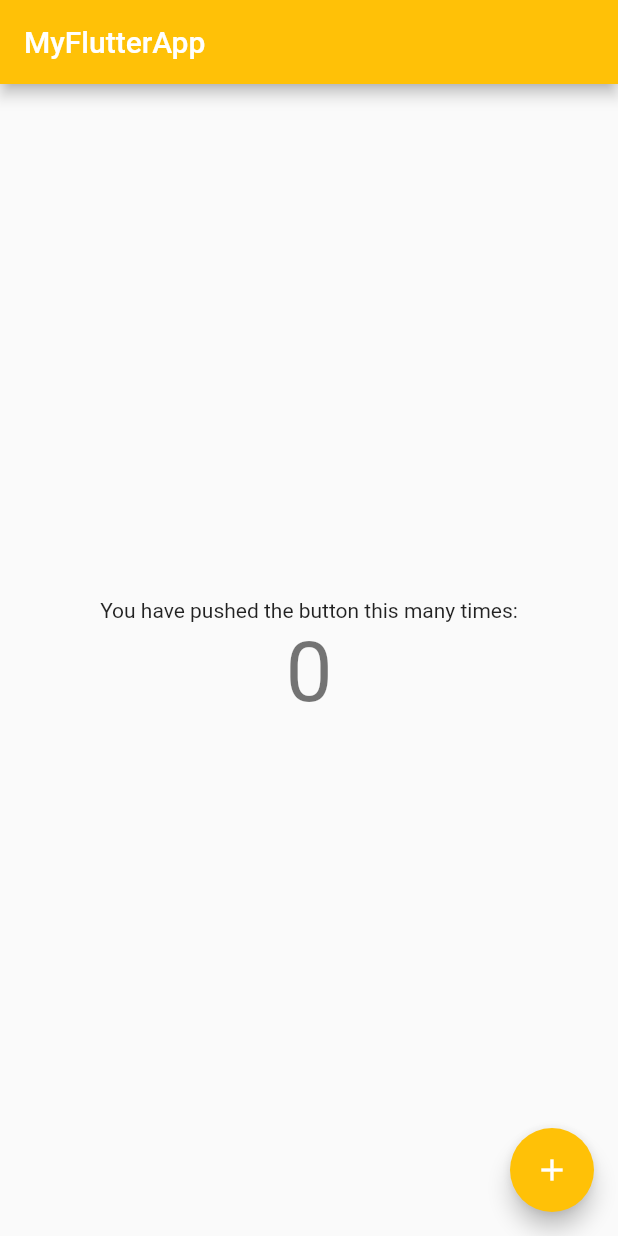
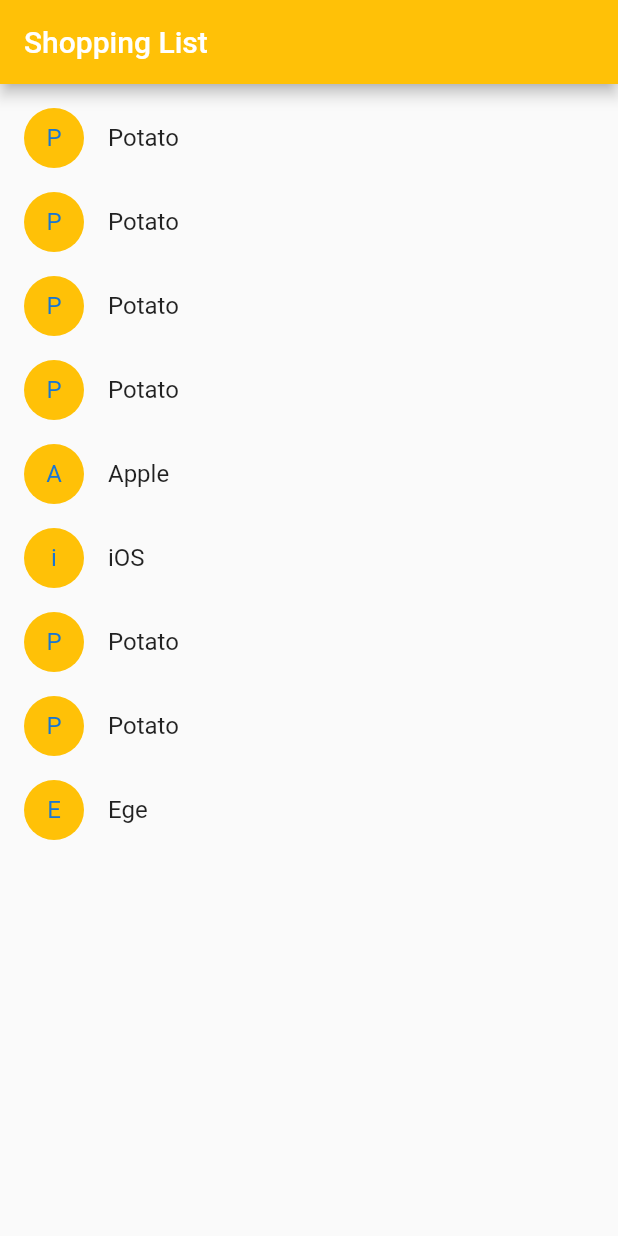
Before and after one commit to shahabsaalami/Learn-Flutter, a Flutter app: the screen it shows after launch, on a phone screen of 412 x 824 dp. Run offline on Flutter 3.47's test engine with Material 2 defaults, Android fonts, the light colour scheme and no system bars.

Commit message:
working with ListView

```diff
--- a/lib/main.dart
+++ b/lib/main.dart
@@ -10,56 +10,107 @@ class MyApp extends StatelessWidget {
   @override
   Widget build(BuildContext context) {
     return new MaterialApp(
-      home: new MyHomePage(
-        title: "MyFlutterApp",
+      title: 'Shopping list',
+      home: ShoppingList(<Product>[
+        Product(name: 'Potato'),
+        Product(name: 'Potato'),
+        Product(name: 'Potato'),
+        Product(name: 'Potato'),
+        Product(name: 'Apple'),
+        Product(name: 'iOS'),
+        Product(name: 'Potato'),
+        Product(name: 'Potato'),
+        Product(name: 'Ege'),
+      ]),
+    );
+  }
+}
+
+class Product {
+  final String name;
+
+  Product({this.name});
+}
+
+class ShoppingList extends StatefulWidget {
+  final List<Product> products;
+
+  ShoppingList(this.products);
+
+  @override
+  State<StatefulWidget> createState() {
+    return ShoppingListState();
+  }
+}
+
+class ShoppingListState extends State<ShoppingList> {
+  Set<Product> shoppingCart = Set<Product>();
+
+  void handleCartChanged(Product product, bool inCard) {
+    setState(() {
+      if (inCard) {
+        shoppingCart.remove(product);
+      } else {
+        shoppingCart.add(product);
+      }
+    });
+  }
+
+  @override
+  Widget build(BuildContext context) {
+    return Scaffold(
+      appBar: AppBar(
+        title: Text('Shopping List'),
+        backgroundColor: Colors.amber,
+      ),
+      body: ListView(
+        padding: EdgeInsets.symmetric(vertical: 8.0),
+        children: widget.products.map((Product product) {
+          return ShoppingListItem(
+            product: product,
+            inCart: shoppingCart.contains(product),
+            onCardChanged: handleCartChanged,
+          );
+        }).toList(),
       ),
     );
   }
 }
 
-class MyHomePage extends StatefulWidget {
+class ShoppingListItem extends StatelessWidget {
+  final Product product;
+  final onCardChanged;
+  final bool inCart;
 
-  final String title;
-  MyHomePage({this.title});
+  ShoppingListItem({this.product, this.onCardChanged, this.inCart});
+
+  Color getColor(BuildContext context) {
+    return inCart ? Colors.black54 : Colors.amber;
+  }
+
+  TextStyle getTextStyle(BuildContext context) {
+    if (inCart) {
+      return TextStyle(
+          color: Colors.black54, decoration: TextDecoration.lineThrough);
+    } else {
+      return null;
+    }
+  }
 
   @override
-  State<StatefulWidget> createState() {
-    return MyHomePageState();
-  }
-
-}
-  class MyHomePageState extends State<MyHomePage>{
-    var counter = 0;
-    @override
   Widget build(BuildContext context) {
-      return Scaffold(
-        appBar: new AppBar(
-          backgroundColor: Colors.amber,
-          title: new Text(
-            widget.title,
-          ),
-        ),
-        body: new Center(
-          child: new Column(
-            mainAxisAlignment: MainAxisAlignment.center,
-            children: [
-              new Text('You have pushed the button this many times:'),
-              new Text(
-                '$counter',
-                style: Theme.of(context).textTheme.headline2,
-              )
-            ],
-          ),
-        ),
-        floatingActionButton: new FloatingActionButton(
-          backgroundColor: Colors.amber,
-          onPressed: () {
-            setState(() {
-              ++counter;
-            });
-          },
-          child: Icon(Icons.add),
-        ),
-      );
+    return ListTile(
+      onTap: () {
+        onCardChanged(product, inCart);
+      },
+      leading: CircleAvatar(
+        backgroundColor: getColor(context),
+        child: Text(product.name[0]),
+      ),
+      title: Text(
+        product.name,
+        style: getTextStyle(context),
+      ),
+    );
   }
 }
```
Also changed, not shown: 1 other file.
